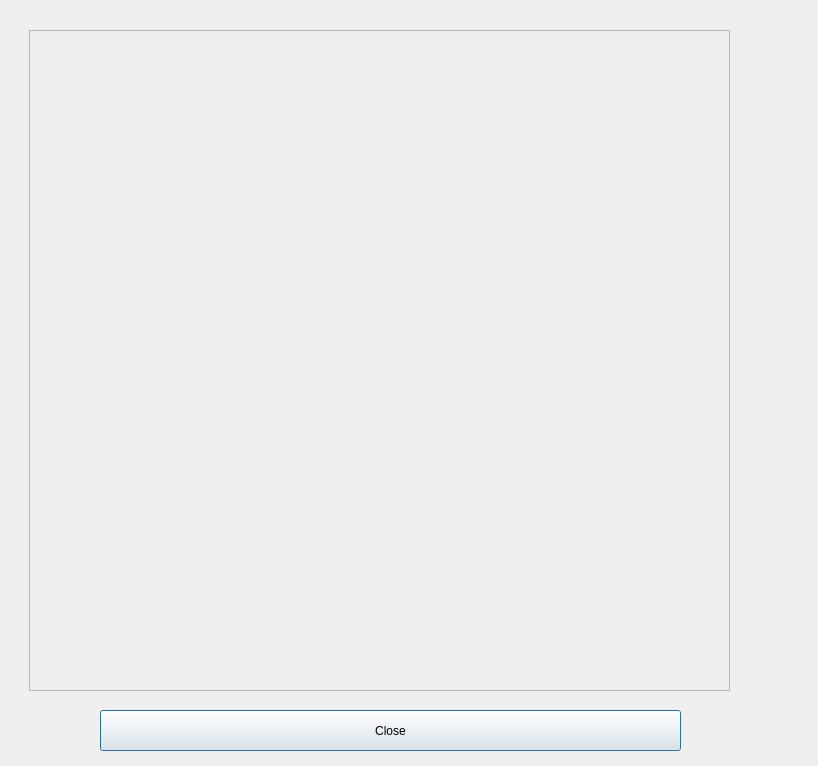
The window that src/gui/jobmatrix.ui (aitjcize/QCamber) describes before a commit, drawn with Qt 5.
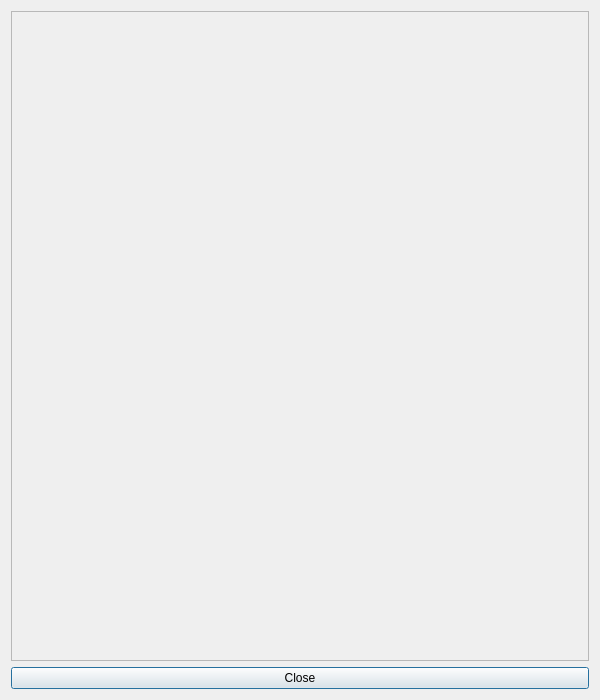
The same window after the commit.

Commit message: Fix size of JobMatrix.

```diff
--- a/src/gui/jobmatrix.ui
+++ b/src/gui/jobmatrix.ui
@@ -6,35 +6,16 @@
    <rect>
     <x>0</x>
     <y>0</y>
-    <width>818</width>
-    <height>766</height>
+    <width>600</width>
+    <height>700</height>
    </rect>
   </property>
   <property name="windowTitle">
    <string>Dialog</string>
   </property>
-  <widget class="QPushButton" name="CloseButton">
-   <property name="geometry">
-    <rect>
-     <x>100</x>
-     <y>710</y>
-     <width>581</width>
-     <height>41</height>
-    </rect>
-   </property>
-   <property name="text">
-    <string>Close</string>
-   </property>
-  </widget>
+  <layout class="QVBoxLayout" name="verticalLayout">
+   <item>
   <widget class="QScrollArea" name="matrix">
-   <property name="geometry">
-    <rect>
-     <x>29</x>
-     <y>30</y>
-     <width>701</width>
-     <height>661</height>
-    </rect>
-   </property>
    <property name="widgetResizable">
     <bool>true</bool>
    </property>
@@ -43,12 +24,21 @@
      <rect>
       <x>0</x>
       <y>0</y>
-      <width>699</width>
-      <height>659</height>
+        <width>580</width>
+        <height>647</height>
      </rect>
     </property>
    </widget>
   </widget>
+   </item>
+   <item>
+    <widget class="QPushButton" name="CloseButton">
+     <property name="text">
+      <string>Close</string>
+     </property>
+    </widget>
+   </item>
+  </layout>
  </widget>
  <resources/>
  <connections/>
```
Lines whose indentation alone changed are shown as unchanged.
